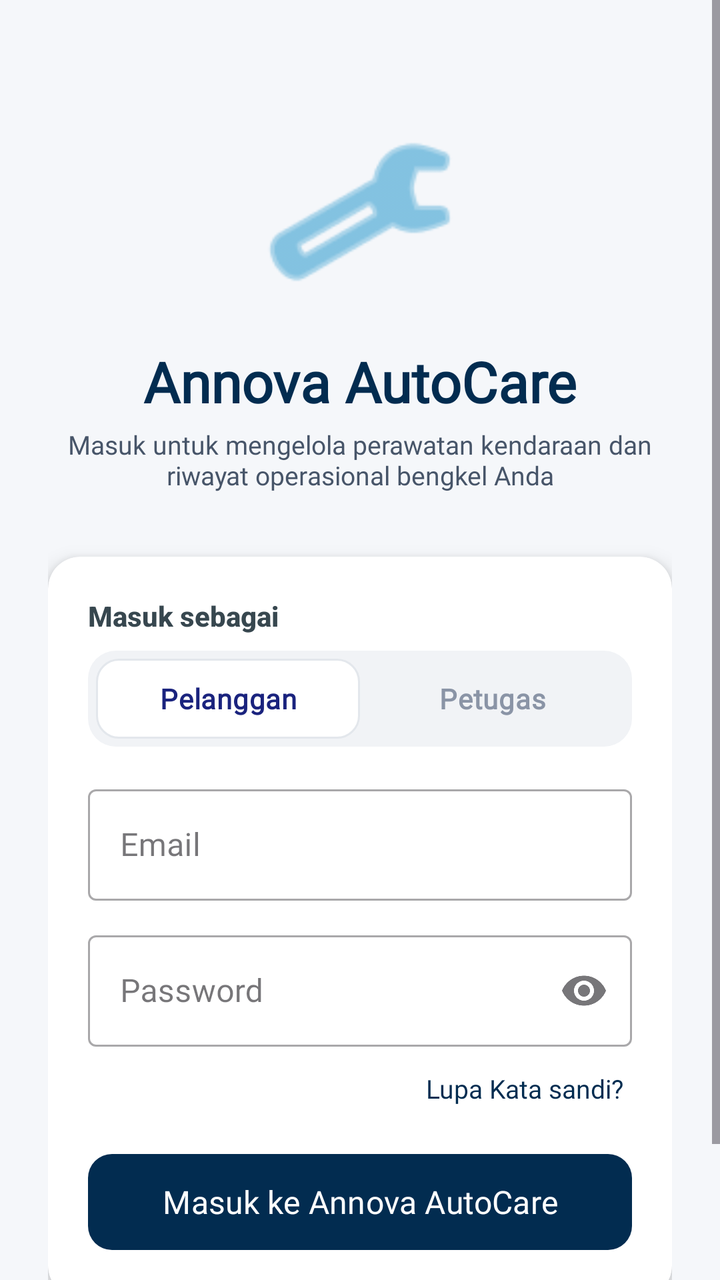
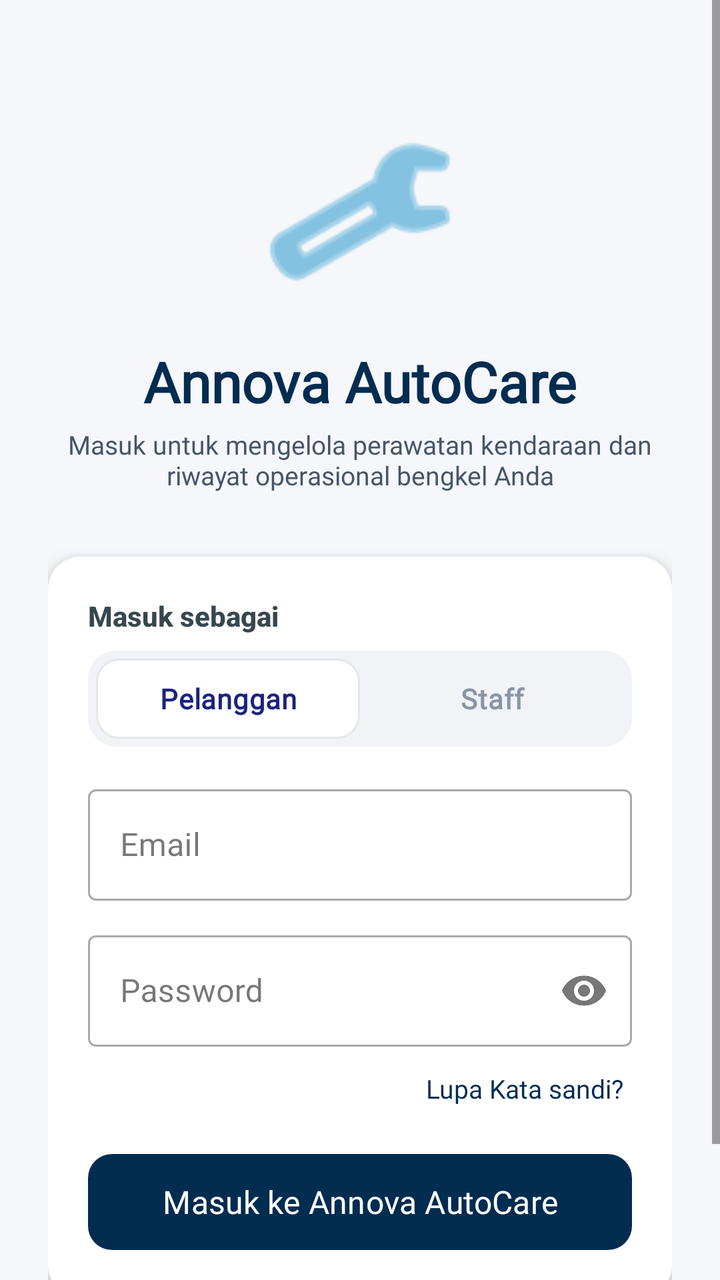

Two renders of the same Android screen: before a commit and after it. Below are the layout's source before the change and the commit's diff.
<!-- AndroidManifest.xml: application theme Theme.MobileProject -->
<!-- res/layout/activity_login.xml -->
<?xml version="1.0" encoding="utf-8"?>
<ScrollView xmlns:android="http://schemas.android.com/apk/res/android"
    xmlns:app="http://schemas.android.com/apk/res-auto"
    xmlns:tools="http://schemas.android.com/tools"
    android:layout_width="match_parent"
    android:layout_height="match_parent"
    android:background="#F5F7FA"
    android:fillViewport="true"
    android:id="@+id/main"
    tools:context=".LoginActivity">

    <LinearLayout
        android:layout_width="match_parent"
        android:layout_height="wrap_content"
        android:gravity="center_horizontal"
        android:orientation="vertical"
        android:padding="24dp">

        

        
        <ImageView
            android:id="@+id/imgLogo"
            android:layout_width="100dp"
            android:layout_height="100dp"
            android:layout_marginTop="32dp"
            android:contentDescription="Logo aplikasi"
            android:src="@android:drawable/ic_menu_preferences"
            app:tint="#379FD0" />

        <TextView
            android:id="@+id/tvTitle"
            android:layout_width="wrap_content"
            android:layout_height="wrap_content"
            android:layout_marginTop="16dp"
            android:fontFamily="@font/poppins_bold"
            android:text="Annova AutoCare"
            android:textColor="#022C50"
            android:textSize="28sp"
            android:textStyle="bold" />

        <TextView
            android:id="@+id/tvSubtitle"
            android:layout_width="312dp"
            android:layout_height="wrap_content"
            android:layout_marginTop="4dp"
            android:fontFamily="@font/poppins_medium"
            android:text="Masuk untuk mengelola perawatan kendaraan dan riwayat operasional bengkel Anda"
            android:textAlignment="center"
            android:textColor="#475569"
            android:textSize="13sp" />

        
        <androidx.cardview.widget.CardView
            android:layout_width="match_parent"
            android:layout_height="wrap_content"
            android:layout_marginTop="32dp"
            app:cardCornerRadius="16dp"
            app:cardElevation="6dp">

            <LinearLayout
                android:layout_width="match_parent"
                android:layout_height="wrap_content"
                android:orientation="vertical"
                android:padding="20dp">

                
                <TextView
                    android:layout_width="wrap_content"
                    android:layout_height="wrap_content"
                    android:fontFamily="sans-serif-medium"
                    android:text="Masuk sebagai"
                    android:textColor="#37474F"
                    android:textSize="14sp"
                    android:textStyle="bold" />

                <RadioGroup
                    android:id="@+id/rgRole"
                    android:layout_width="match_parent"
                    android:layout_height="48dp"
                    android:layout_marginTop="8dp"
                    android:background="@drawable/bg_role_track"
                    android:orientation="horizontal"
                    android:padding="4dp">

                    <RadioButton
                        android:id="@+id/rbCustomer"
                        android:layout_width="0dp"
                        android:layout_height="match_parent"
                        android:layout_weight="1"
                        android:background="@drawable/bg_role_selector"
                        android:button="@null"
                        android:checked="true"
                        android:fontFamily="@font/poppins_medium"
                        android:gravity="center"
                        android:text="Pelanggan"
                        android:textColor="@color/role_text_color"
                        android:textSize="14sp"
                        android:textStyle="bold" />

                    <RadioButton
                        android:id="@+id/rbPetugas"
                        android:layout_width="0dp"
                        android:layout_height="match_parent"
                        android:layout_weight="1"
                        android:background="@drawable/bg_role_selector"
                        android:button="@null"
                        android:fontFamily="@font/poppins_medium"
                        android:gravity="center"
                        android:text="Petugas"
                        android:textColor="@color/role_text_color"
                        android:textSize="14sp"
                        android:textStyle="bold" />
                </RadioGroup>

                
                <com.google.android.material.textfield.TextInputLayout
                    android:id="@+id/tilEmail"
                    style="@style/Widget.MaterialComponents.TextInputLayout.OutlinedBox"
                    android:layout_width="match_parent"
                    android:layout_height="wrap_content"
                    android:layout_marginTop="16dp"
                    android:hint="Email">

                    <com.google.android.material.textfield.TextInputEditText
                        android:id="@+id/etEmail"
                        android:layout_width="match_parent"
                        android:layout_height="wrap_content"
                        android:fontFamily="@font/poppins"
                        android:inputType="textEmailAddress"
                        android:maxLines="1" />
                </com.google.android.material.textfield.TextInputLayout>

                
                <com.google.android.material.textfield.TextInputLayout
                    android:id="@+id/tilPassword"
                    style="@style/Widget.MaterialComponents.TextInputLayout.OutlinedBox"
                    android:layout_width="match_parent"
                    android:layout_height="wrap_content"
                    android:layout_marginTop="12dp"
                    android:hint="Password"
                    app:endIconMode="password_toggle">

                    <com.google.android.material.textfield.TextInputEditText
                        android:id="@+id/etPassword"
                        android:layout_width="match_parent"
                        android:layout_height="wrap_content"
                        android:fontFamily="@font/poppins"
                        android:inputType="textPassword"
                        android:maxLines="1" />
                </com.google.android.material.textfield.TextInputLayout>

                
                <TextView
                    android:id="@+id/tvLupaPassword"
                    android:layout_width="wrap_content"
                    android:layout_height="wrap_content"
                    android:layout_gravity="end"
                    android:layout_marginTop="8dp"
                    android:fontFamily="@font/poppins_medium"
                    android:padding="4dp"
                    android:text="Lupa Kata sandi?"
                    android:textColor="#022C50"
                    android:textSize="13sp" />

                
                <com.google.android.material.button.MaterialButton
                    android:id="@+id/btnLogin"
                    android:layout_width="match_parent"
                    android:layout_height="56dp"
                    android:layout_marginTop="16dp"
                    android:fontFamily="@font/poppins_semibold"
                    android:text="Masuk ke Annova AutoCare"
                    android:textAllCaps="false"
                    android:textSize="16sp"
                    app:backgroundTint="#022C50"
                    app:cornerRadius="12dp" />

                <ProgressBar
                    android:id="@+id/progressBar"
                    android:layout_width="wrap_content"
                    android:layout_height="wrap_content"
                    android:layout_gravity="center_horizontal"
                    android:layout_marginTop="12dp"
                    android:visibility="gone" />
            </LinearLayout>
        </androidx.cardview.widget.CardView>

        
        <LinearLayout
            android:id="@+id/layoutDaftar"
            android:layout_width="wrap_content"
            android:layout_height="wrap_content"
            android:layout_marginTop="24dp"
            android:orientation="horizontal">

            <TextView
                android:layout_width="wrap_content"
                android:layout_height="wrap_content"
                android:fontFamily="@font/poppins_medium"
                android:text="Belum memiliki akun Annova? "
                android:textColor="#607D8B" />

            <TextView
                android:id="@+id/tvDaftar"
                android:layout_width="wrap_content"
                android:layout_height="wrap_content"
                android:fontFamily="@font/poppins_medium"
                android:text="Daftar Sekarang"
                android:textColor="#022C50"
                android:textStyle="bold" />
        </LinearLayout>

    </LinearLayout>
</ScrollView>
<!-- resources referenced by this layout -->
<resources>
  <!-- drawable bg_role_selector (drawable) -->
  <?xml version="1.0" encoding="utf-8"?>
  <selector xmlns:android="http://schemas.android.com/apk/res/android">
      <item android:drawable="@drawable/bg_role_selected" android:state_checked="true" />
      <item android:drawable="@android:color/transparent" />
  </selector>
  <!-- drawable bg_role_track (drawable) -->
  <?xml version="1.0" encoding="utf-8"?>
  <shape xmlns:android="http://schemas.android.com/apk/res/android"
      android:shape="rectangle">
      <solid android:color="#F1F3F6" />
      <corners android:radius="14dp" />
  </shape>
  <style name="Theme.MobileProject" parent="Base.Theme.MobileProject" />
  <!-- drawable bg_role_selected (drawable) -->
  <?xml version="1.0" encoding="utf-8"?>
  <shape xmlns:android="http://schemas.android.com/apk/res/android"
      android:shape="rectangle">
      <solid android:color="#FFFFFF" />
      <stroke
          android:width="1dp"
          android:color="#E3E7EC" />
      <corners android:radius="11dp" />
  </shape>
  <style name="Base.Theme.MobileProject" parent="Theme.Material3.DayNight.NoActionBar">
  
      </style>
</resources>

<!-- the commit's change to res/layout/activity_login.xml (unified diff, before → after) -->
@@ -107,7 +107,7 @@
                         android:button="@null"
                         android:fontFamily="@font/poppins_medium"
                         android:gravity="center"
-                        android:text="Petugas"
+                        android:text="Staff"
                         android:textColor="@color/role_text_color"
                         android:textSize="14sp"
                         android:textStyle="bold" />
